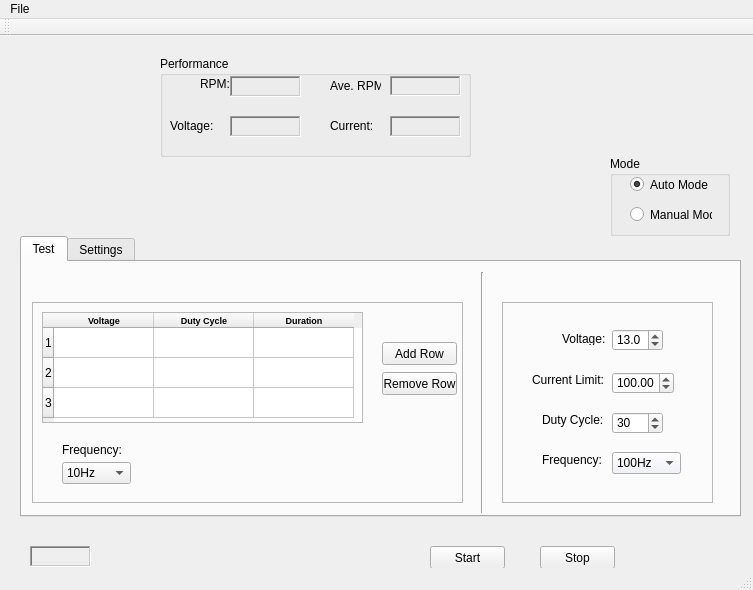
Above: mainwindow.ui from Kejay3190/Fan-Tester-Project before the change. Below: the same form after it.
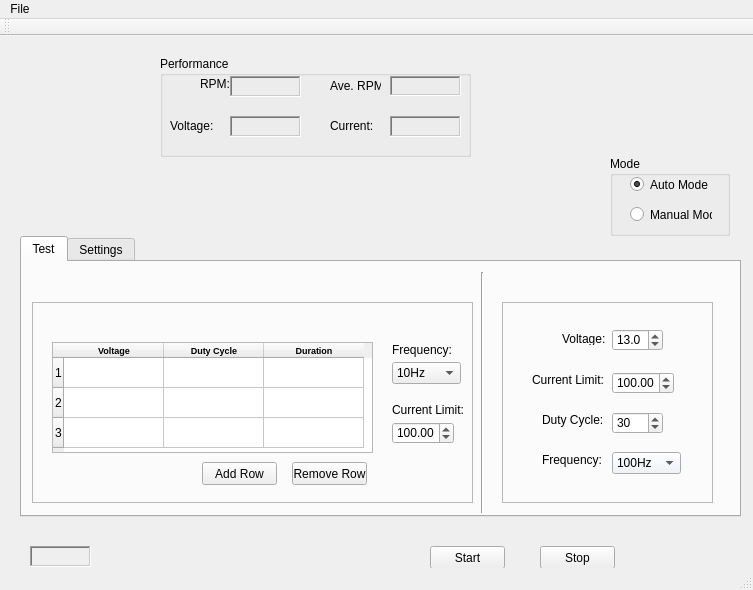
That is the form after the change.

Patch:
```diff
--- a/mainwindow.ui
+++ b/mainwindow.ui
@@ -306,7 +306,7 @@
        <rect>
         <x>10</x>
         <y>40</y>
-        <width>431</width>
+        <width>441</width>
         <height>201</height>
        </rect>
       </property>
@@ -319,8 +319,8 @@
       <widget class="QTableWidget" name="autoTestTable">
        <property name="geometry">
         <rect>
-         <x>10</x>
-         <y>10</y>
+         <x>20</x>
+         <y>40</y>
          <width>321</width>
          <height>111</height>
         </rect>
@@ -405,24 +405,37 @@
         </property>
        </column>
       </widget>
-      <widget class="QLabel" name="label">
+      <widget class="QPushButton" name="removeRowButton">
        <property name="geometry">
         <rect>
-         <x>30</x>
-         <y>140</y>
-         <width>61</width>
-         <height>16</height>
+         <x>260</x>
+         <y>160</y>
+         <width>75</width>
+         <height>23</height>
         </rect>
        </property>
        <property name="text">
-        <string>Frequency:</string>
+        <string>Remove Row</string>
+       </property>
+      </widget>
+      <widget class="QPushButton" name="addRowButton">
+       <property name="geometry">
+        <rect>
+         <x>170</x>
+         <y>160</y>
+         <width>75</width>
+         <height>23</height>
+        </rect>
+       </property>
+       <property name="text">
+        <string>Add Row</string>
        </property>
       </widget>
       <widget class="QComboBox" name="autoFreqComboBox">
        <property name="geometry">
         <rect>
-         <x>30</x>
-         <y>160</y>
+         <x>360</x>
+         <y>60</y>
          <width>69</width>
          <height>22</height>
         </rect>
@@ -443,30 +456,49 @@
         </property>
        </item>
       </widget>
-      <widget class="QPushButton" name="removeRowButton">
+      <widget class="QLabel" name="label">
        <property name="geometry">
         <rect>
-         <x>350</x>
-         <y>70</y>
-         <width>75</width>
-         <height>23</height>
-        </rect>
-       </property>
-       <property name="text">
-        <string>Remove Row</string>
-       </property>
-      </widget>
-      <widget class="QPushButton" name="addRowButton">
-       <property name="geometry">
-        <rect>
-         <x>350</x>
+         <x>360</x>
          <y>40</y>
-         <width>75</width>
-         <height>23</height>
+         <width>61</width>
+         <height>16</height>
         </rect>
        </property>
        <property name="text">
-        <string>Add Row</string>
+        <string>Frequency:</string>
+       </property>
+      </widget>
+      <widget class="QLabel" name="currentLimitLabel_2">
+       <property name="geometry">
+        <rect>
+         <x>360</x>
+         <y>100</y>
+         <width>71</width>
+         <height>16</height>
+        </rect>
+       </property>
+       <property name="text">
+        <string>Current Limit:</string>
+       </property>
+      </widget>
+      <widget class="QDoubleSpinBox" name="autoCurrentLimitSpinBox">
+       <property name="geometry">
+        <rect>
+         <x>360</x>
+         <y>120</y>
+         <width>62</width>
+         <height>22</height>
+        </rect>
+       </property>
+       <property name="focusPolicy">
+        <enum>Qt::WheelFocus</enum>
+       </property>
+       <property name="maximum">
+        <double>200.000000000000000</double>
+       </property>
+       <property name="value">
+        <double>100.000000000000000</double>
        </property>
       </widget>
      </widget>
```
